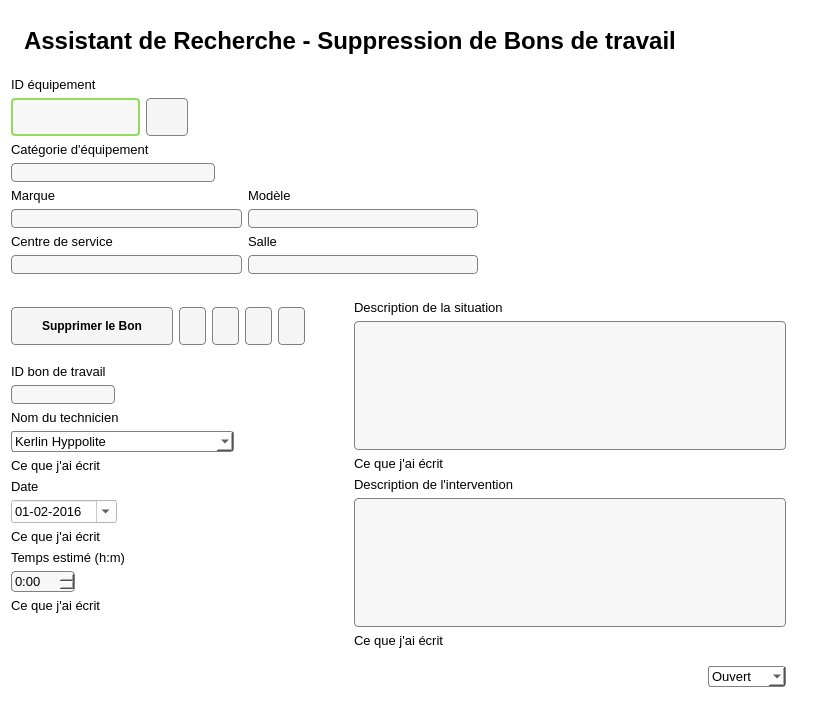
Above: Interface/FenetresEnUI/SuppressionBonDeTravail.ui from ProjetPC2/SIMM2.0-DEV before the change. Below: the same form after it.
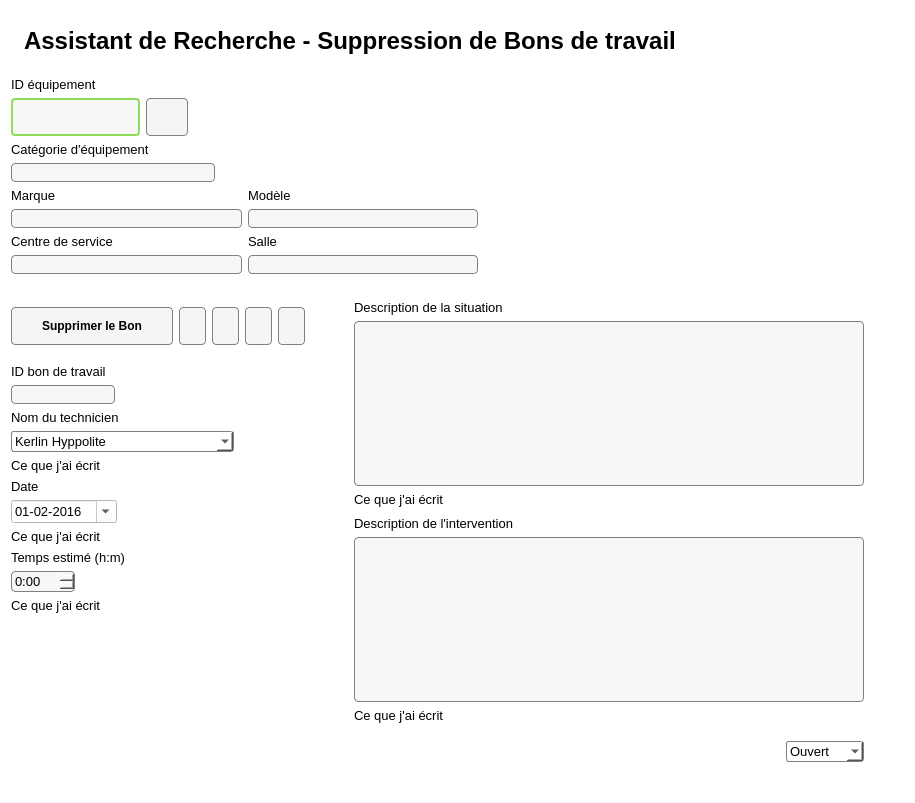
That is the form after the change. Icons and pictures are not drawn.

What changed in the file:
```diff
--- a/Interface/FenetresEnUI/SuppressionBonDeTravail.ui
+++ b/Interface/FenetresEnUI/SuppressionBonDeTravail.ui
@@ -6,8 +6,8 @@
    <rect>
     <x>0</x>
     <y>0</y>
-    <width>837</width>
-    <height>710</height>
+    <width>915</width>
+    <height>803</height>
    </rect>
   </property>
   <property name="windowTitle">
@@ -1153,6 +1153,12 @@
          </item>
          <item>
           <widget class="QComboBox" name="comboBoxOuvertFerme">
+           <property name="maximumSize">
+            <size>
+             <width>800</width>
+             <height>16777215</height>
+            </size>
+           </property>
            <property name="font">
             <font>
              <pointsize>10</pointsize>
```
Left out of the diff: 26 changed lines with no effect on the pictures.
